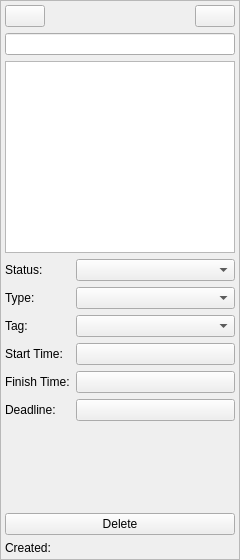
First picture: the form in SourceCode/Revelation/RevelationRightSidebar.ui, repository revelationtodo/Revelation, before the edit.
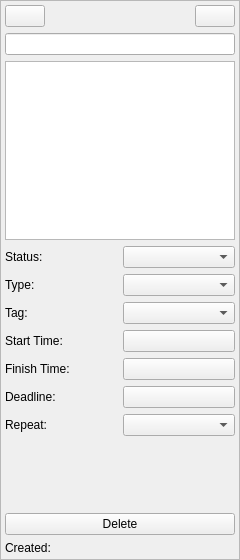
Second picture: the form after the edit. Custom widgets are drawn as their Qt base class.

What changed in the file:
```diff
--- a/SourceCode/Revelation/RevelationRightSidebar.ui
+++ b/SourceCode/Revelation/RevelationRightSidebar.ui
@@ -63,18 +63,11 @@
           <number>0</number>
          </property>
          <item row="2" column="0">
-          <layout class="QGridLayout" name="gridLayout" columnstretch="0,1">
-           <item row="0" column="0">
-            <widget class="FluLabel" name="label_2">
+          <layout class="QGridLayout" name="gridLayout" columnstretch="0,0">
+           <item row="3" column="1">
+            <widget class="FluCalendarDateTimePicker" name="btnSelectStartTime">
              <property name="text">
-              <string>Status:</string>
-             </property>
-            </widget>
-           </item>
-           <item row="1" column="0">
-            <widget class="FluLabel" name="label">
-             <property name="text">
-              <string>Type:</string>
+              <string/>
              </property>
             </widget>
            </item>
@@ -85,10 +78,10 @@
              </property>
             </widget>
            </item>
-           <item row="3" column="0">
-            <widget class="FluLabel" name="label_4">
+           <item row="4" column="1">
+            <widget class="FluCalendarDateTimePicker" name="btnSelectFinishTime">
              <property name="text">
-              <string>Start Time:</string>
+              <string/>
              </property>
             </widget>
            </item>
@@ -99,6 +92,23 @@
              </property>
             </widget>
            </item>
+           <item row="3" column="0">
+            <widget class="FluLabel" name="label_4">
+             <property name="text">
+              <string>Start Time:</string>
+             </property>
+            </widget>
+           </item>
+           <item row="0" column="0">
+            <widget class="FluLabel" name="label_2">
+             <property name="text">
+              <string>Status:</string>
+             </property>
+            </widget>
+           </item>
+           <item row="1" column="1">
+            <widget class="FluComboBox" name="cbType"/>
+           </item>
            <item row="5" column="0">
             <widget class="FluLabel" name="label_6">
              <property name="text">
@@ -106,20 +116,6 @@
              </property>
             </widget>
            </item>
-           <item row="3" column="1">
-            <widget class="FluCalendarDateTimePicker" name="btnSelectStartTime">
-             <property name="text">
-              <string/>
-             </property>
-            </widget>
-           </item>
-           <item row="4" column="1">
-            <widget class="FluCalendarDateTimePicker" name="btnSelectFinishTime">
-             <property name="text">
-              <string/>
-             </property>
-            </widget>
-           </item>
            <item row="5" column="1">
             <widget class="FluCalendarDateTimePicker" name="btnSelectDeadline">
              <property name="text">
@@ -127,8 +123,12 @@
              </property>
             </widget>
            </item>
-           <item row="1" column="1">
-            <widget class="FluComboBox" name="cbType"/>
+           <item row="1" column="0">
+            <widget class="FluLabel" name="label">
+             <property name="text">
+              <string>Type:</string>
+             </property>
+            </widget>
            </item>
            <item row="0" column="1">
             <widget class="FluComboBox" name="cbStatus"/>
@@ -136,6 +136,16 @@
            <item row="2" column="1">
             <widget class="FluComboBox" name="cbTag"/>
            </item>
+           <item row="6" column="1">
+            <widget class="FluComboBox" name="cbRepeat"/>
+           </item>
+           <item row="6" column="0">
+            <widget class="FluLabel" name="labelRepeat">
+             <property name="text">
+              <string>Repeat:</string>
+             </property>
+            </widget>
+           </item>
           </layout>
          </item>
          <item row="3" column="0">
```
